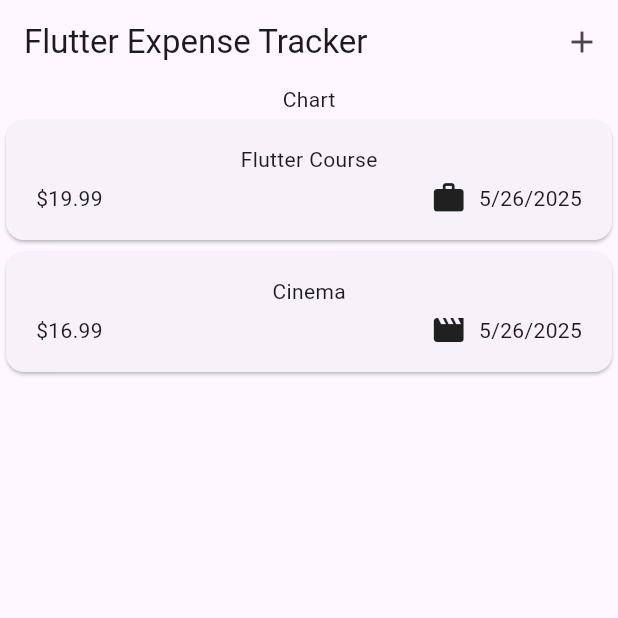
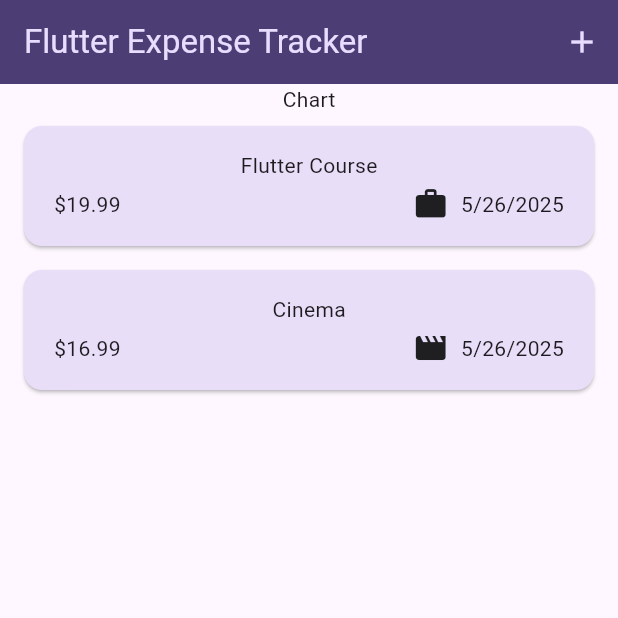
Before and after one commit to pulpetto/Expense-Tracker, a Flutter app: the screen it shows after launch, on a phone screen of 412 x 824 dp, the top half of it. Run offline on Flutter 3.47's test engine with Material 3 defaults, Android fonts, the phone set to English and light mode, and no system bars.

Commit message:
add theming

```diff
--- a/lib/main.dart
+++ b/lib/main.dart
@@ -1,5 +1,9 @@
 import 'package:expense_tracker/widgets/expenses.dart';
 import 'package:flutter/material.dart';
+
+var kColorScheme = ColorScheme.fromSeed(
+  seedColor: const Color.fromARGB(255, 96, 59, 181),
+);
 
 void main() {
   runApp(const MyApp());
@@ -10,6 +14,20 @@ class MyApp extends StatelessWidget {
 
   @override
   Widget build(BuildContext context) {
-    return MaterialApp(debugShowCheckedModeBanner: false, home: Expenses());
+    return MaterialApp(
+      theme: ThemeData().copyWith(
+        colorScheme: kColorScheme,
+        appBarTheme: AppBarTheme().copyWith(
+          backgroundColor: kColorScheme.onPrimaryContainer,
+          foregroundColor: kColorScheme.primaryContainer,
+        ),
+        cardTheme: CardTheme().copyWith(
+          color: kColorScheme.secondaryContainer,
+          margin: EdgeInsets.symmetric(horizontal: 16, vertical: 8),
+        ),
+      ),
+      debugShowCheckedModeBanner: false,
+      home: Expenses(),
+    );
   }
 }
```
